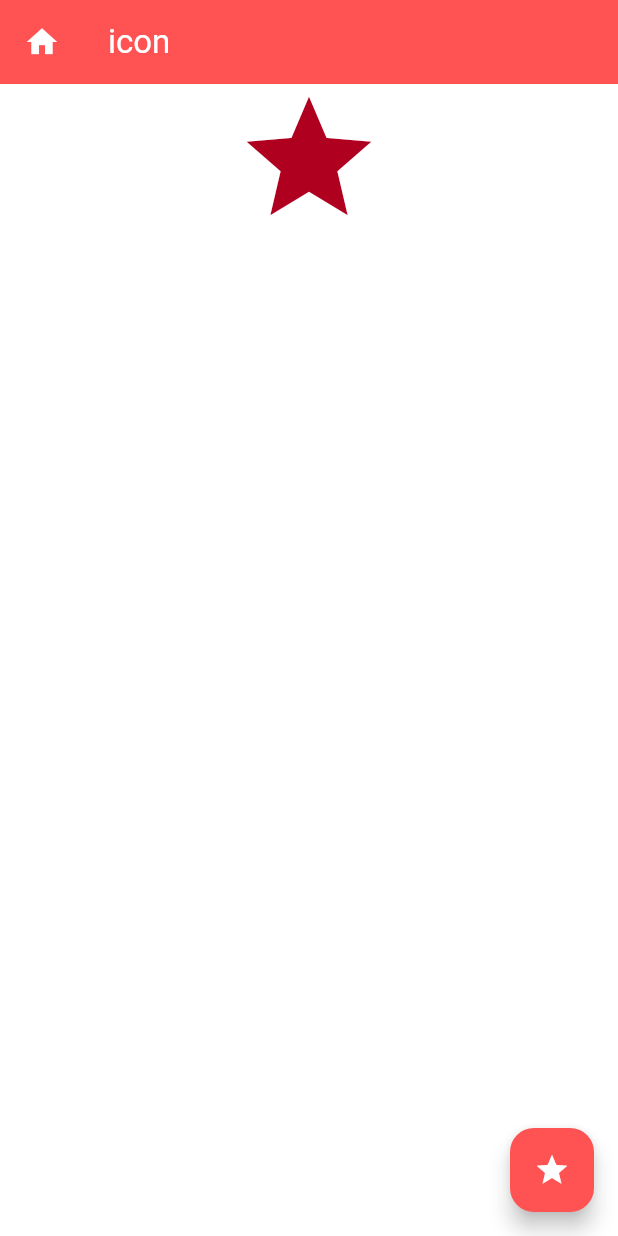
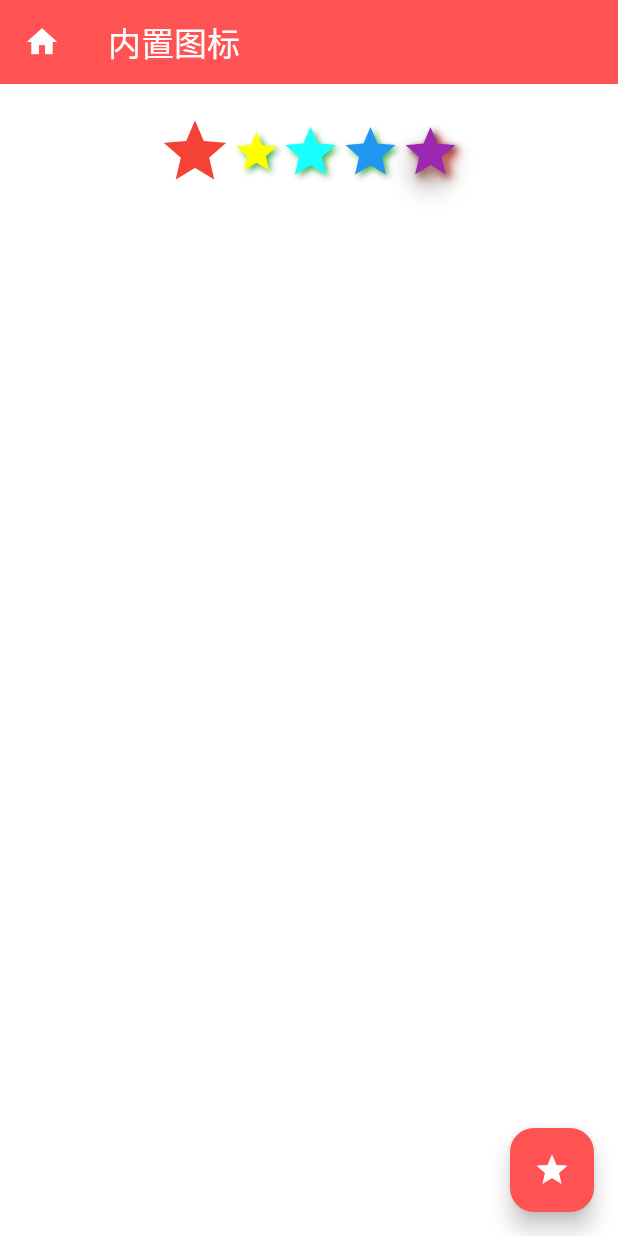
Before and after one commit to Keekuun/hello_flutter, a Flutter app: the screen it shows after launch, after a tap on "text", after a tap on the "home" icon, after a tap on "icon", on a phone screen of 412 x 824 dp. Run offline on Flutter 3.47's test engine with Material 3 defaults, Android fonts, the light colour scheme and no system bars; our stand-ins replace flutter_hooks.

Commit message:
feat: update textDemo

```diff
--- a/lib/home_page.dart
+++ b/lib/home_page.dart
@@ -40,11 +40,9 @@ class HomePage extends StatelessWidget {
         ),
       ),
       floatingActionButton: FloatingActionButton(
-        onPressed: () {
-          Navigator.pushReplacementNamed(context, '/');
-        },
-        tooltip: 'Increment',
-        child: const Icon(Icons.star),
+        onPressed: () {},
+        tooltip: '菜单',
+        child: const Icon(Icons.menu),
       ),
     );
   }
--- a/lib/routes.dart
+++ b/lib/routes.dart
@@ -7,8 +7,8 @@ import 'home_page.dart';
 
 final Map<String, Map<String, WidgetBuilder>> routesMap = {
   'widgets': {
-    'icon': (BuildContext context) => const WrapPage(title: 'icon', description: 'icon', child: IconDemo(),),
-    'text': (BuildContext context) => const WrapPage(title: 'text', description: 'text', child: TextDemo(),),
+    'text': (BuildContext context) => const WrapPage(title: '普通文本', child: TextDemo(),),
+    'icon': (BuildContext context) => const WrapPage(title: '内置图标', child: IconDemo(),),
   },
 };
 
--- a/lib/widgets/icon.dart
+++ b/lib/widgets/icon.dart
@@ -5,12 +5,50 @@ class IconDemo extends StatelessWidget {
 
   @override
   Widget build(BuildContext context) {
-    return Center(
-      child: Icon(
+    return const Row(mainAxisAlignment: MainAxisAlignment.center, children: [
+      Icon(
         Icons.star,
-        size: 100,
-        color: Theme.of(context).colorScheme.error,
+        size: 50,
+        color: Colors.red,
       ),
-    );
+      Icon(
+        Icons.star,
+        weight: 900,
+        shadows: [
+          Shadow(color: Colors.green, offset: Offset(2, 2), blurRadius: 5),
+        ],
+        size: 32,
+        color: Colors.yellowAccent,
+      ),
+      Icon(
+        Icons.star,
+        weight: 900,
+        shadows: [
+          Shadow(color: Colors.green, offset: Offset(2, 2), blurRadius: 5),
+        ],
+        size: 40,
+        color: Colors.cyanAccent,
+      ),
+      Icon(
+        Icons.star,
+        weight: 900,
+        shadows: [
+          Shadow(color: Colors.green, offset: Offset(2, 2), blurRadius: 5),
+        ],
+        size: 40,
+        color: Colors.blue,
+      ),
+      Icon(
+        Icons.star,
+        weight: 900,
+        shadows: [
+          Shadow(color: Colors.black, offset: Offset(2, 2), blurRadius: 5),
+          Shadow(color: Colors.red, offset: Offset(4, 4), blurRadius: 8),
+          Shadow(color: Colors.grey, offset: Offset(0, 10), blurRadius: 20),
+        ],
+        size: 40,
+        color: Colors.purple,
+      )
+    ]);
   }
 }
--- a/lib/widgets/text.dart
+++ b/lib/widgets/text.dart
@@ -1,3 +1,5 @@
+import 'dart:ui';
+
 import 'package:flutter/material.dart';
 import 'package:flutter_hooks/flutter_hooks.dart';
 
@@ -6,10 +8,48 @@ class TextDemo extends HookWidget {
 
   @override
   Widget build(BuildContext context) {
-    return Text(
-      'Hello Flutter',
-      style: TextStyle(
-          fontSize: 24, color: Theme.of(context).colorScheme.primary),
-    );
+    return Column(children: [
+      const Text(
+        'Hello Flutter Text',
+        textAlign: TextAlign.left,
+        style: TextStyle(
+          decoration: TextDecoration.underline,
+          fontSize: 24,
+        ),
+      ),
+      const Text(
+        'Hello Flutter Text',
+        textAlign: TextAlign.left,
+        style: TextStyle(
+            decoration: TextDecoration.lineThrough,
+            fontStyle: FontStyle.italic,
+            fontSize: 24,
+            color: Colors.purple),
+      ),
+      SizedBox(
+        width: 400,
+        child: Text(
+          'Hello Flutter Text',
+          textAlign: TextAlign.left,
+          style: TextStyle(
+              fontStyle: FontStyle.italic,
+              fontSize: 24,
+              color: Theme.of(context).colorScheme.secondary),
+        ),
+      ),
+      Container(
+        margin: const EdgeInsets.symmetric(vertical: 10, horizontal: 10),
+        width: 400,
+        decoration: BoxDecoration(border: Border.all(color: Colors.blue)),
+        child: const Text(
+          'Hello Flutter Text Hello Flutter Text Hello Flutter Text Hello Flutter Text',
+          textAlign: TextAlign.center,
+          maxLines: 2,
+          overflow: TextOverflow.ellipsis,
+          style: TextStyle(
+              fontStyle: FontStyle.italic, fontSize: 24, color: Colors.black),
+        ),
+      )
+    ]);
   }
 }
--- a/lib/wrap_page.dart
+++ b/lib/wrap_page.dart
@@ -32,7 +32,10 @@ class WrapPage extends HookWidget {
         ),
       ),
       body: SingleChildScrollView(
-        child: child,
+        child: Container(
+          padding: const EdgeInsets.all(20.0),
+          child: child
+        ),
       ),
       floatingActionButton: FloatingActionButton(
         onPressed: () {
```
